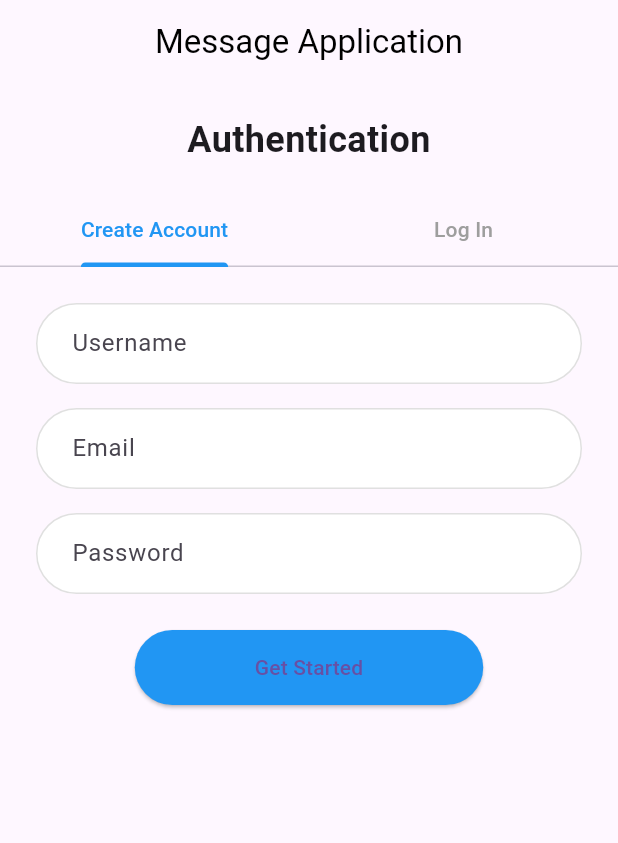
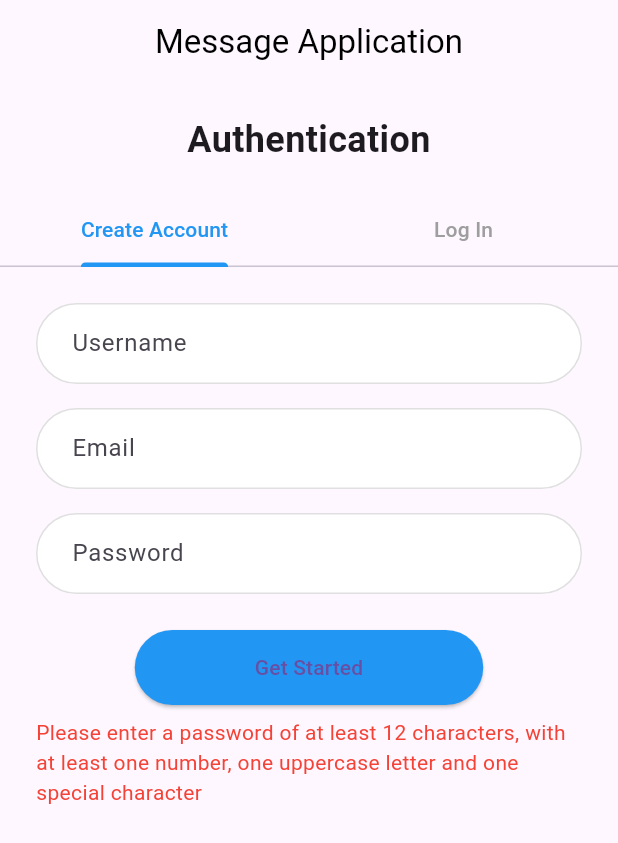
Before and after one commit to JulianGssl/Projet_ING2, a Flutter app: the screen it shows after launch, after a tap on "Get Started", on a phone screen of 412 x 824 dp. Shown: the top 843 px of the screen. Run offline on Flutter 3.47's test engine with Material 3 defaults, Android fonts, the phone set to English and light mode, and no system bars; our stand-ins replace image_picker, socket_io_client.

Commit message:
Update loginpage.dart

```diff
--- a/FRONTEND/lib/ui/screens/loginpage.dart
+++ b/FRONTEND/lib/ui/screens/loginpage.dart
@@ -28,11 +28,14 @@ class _AuthenticationScreenState extends State<AuthenticationScreen> {
   final TextEditingController _nameController = TextEditingController();
   final TextEditingController _emailController = TextEditingController();
   final TextEditingController _passwordController = TextEditingController();
-  final TextEditingController _passwordControllerSignUp = TextEditingController();
+  final TextEditingController _passwordControllerSignUp =
+      TextEditingController();
   final TextEditingController _usernameController = TextEditingController();
   String _errorMessage = '';
+  String _successSignUp = '';
 
   IO.Socket? socket;
+  int nbLoginTry = 0;
 
   @override
   void dispose() {
@@ -79,7 +82,9 @@ class _AuthenticationScreenState extends State<AuthenticationScreen> {
   }
 
   Widget _buildLoginButton(String text) {
-    return ElevatedButton(
+    return Column(
+      children: [
+        ElevatedButton(
           onPressed: () {
             _handleLoginButtonPressed();
           },
@@ -91,12 +96,33 @@ class _AuthenticationScreenState extends State<AuthenticationScreen> {
             padding: EdgeInsets.symmetric(vertical: 15.0, horizontal: 80.0),
           ),
           child: Text(text),
+        ),
+        if (nbLoginTry > 3)
+          Padding(
+            padding: const EdgeInsets.only(top: 8.0),
+            child: Text(
+              'Too many connection attempts. Please try again in 30 seconds.',
+              style: TextStyle(color: Colors.red),
+            ),
+          ),
+        if (_errorMessage.isNotEmpty)
+          Padding(
+            padding: const EdgeInsets.only(top: 8.0),
+            child: Text(
+              _errorMessage,
+              style: TextStyle(color: Colors.red),
+            ),
+          ),
+      ],
     );
   }
 
   Widget _buildSignUpButton(String text) {
-    return ElevatedButton(
-      onPressed: () { _handleSignUpButtonPressed();
+    return Column(
+      children: [
+        ElevatedButton(
+          onPressed: () {
+            _handleSignUpButtonPressed();
           },
           style: ElevatedButton.styleFrom(
             backgroundColor: Colors.blue,
@@ -106,9 +132,26 @@ class _AuthenticationScreenState extends State<AuthenticationScreen> {
             padding: EdgeInsets.symmetric(vertical: 15.0, horizontal: 80.0),
           ),
           child: Text(text),
+        ),
+        if (_errorMessage.isNotEmpty)
+          Padding(
+            padding: const EdgeInsets.only(top: 8.0),
+            child: Text(
+              _errorMessage,
+              style: TextStyle(color: Colors.red),
+            ),
+          ),
+        if (_successSignUp.isNotEmpty)
+          Padding(
+            padding: const EdgeInsets.only(top: 8.0),
+            child: Text(
+              _errorMessage,
+              style: TextStyle(color: Colors.green),
+            ),
+          ),
+      ],
     );
   }
-
 
   @override
   Widget build(BuildContext context) {
@@ -189,6 +232,8 @@ class _AuthenticationScreenState extends State<AuthenticationScreen> {
 
   void _handleLoginButtonPressed() async {
     print("Trying to login...");
+    nbLoginTry++;
+    if (nbLoginTry <= 3) {
       var response = await http.post(
         Uri.parse('$url/login'),
         body: jsonEncode({
@@ -216,19 +261,57 @@ class _AuthenticationScreenState extends State<AuthenticationScreen> {
         print("/loginpage - calling _initSocketIO");
         _initSocketIO();
       } else {
-      print("Invalid credentials received, updating error message");
+        print("Invalid credentials received");
         setState(() {
-        _errorMessage = 'Identifiants invalides. Veuillez réessayer.';
+          _errorMessage = 'Invalid credentials. Please try again.';
+          _usernameController.text =
+              ''; // Vide le champ de saisie du nom d'utilisateur
+          _passwordController.text = '';
         });
+        setState(() {});
+      }
+    } else {
+      setState(() {
+        _usernameController.text =
+            ''; // Vide le champ de saisie du nom d'utilisateur
+        _passwordController.text = '';
+      });
+      await Future.delayed(Duration(seconds: 30));
+      // Réinitialiser le nombre de tentatives de connexion
+      nbLoginTry = 0;
+      setState(() {});
     }
   }
 
+  bool verifPassword(String password) {
+    if (password.length < 12) {
+      return false;
+    }
+    final RegExp majusculeRegex = RegExp(r'[A-Z]');
+    final RegExp numberRegex = RegExp(r'\d');
+    final RegExp caractereSpecialRegex = RegExp(r'[!@#$%^&*(),.?":{}|<>]');
+    if (!majusculeRegex.hasMatch(password)) {
+      return false;
+    }
+    if (!numberRegex.hasMatch(password)) {
+      return false;
+    }
+
+    // Vérifie la présence d'un caractère spécial
+    if (!caractereSpecialRegex.hasMatch(password)) {
+      return false;
+    }
+
+    return true;
+  }
+
   void _handleSignUpButtonPressed() async {
+    if (verifPassword(_passwordControllerSignUp.text)) {
       var response = await http.post(
         Uri.parse('$url/signUp'),
         body: jsonEncode({
           'username': _nameController.text,
-        'email' : _emailController.text,
+          'email': _emailController.text,
           'password': _passwordControllerSignUp.text
         }),
         headers: {'Content-Type': 'application/json'},
@@ -237,25 +320,21 @@ class _AuthenticationScreenState extends State<AuthenticationScreen> {
         print("Inscritpion successful, navigating to ChatListPage");
         // Navigation vers la page ChatListPage
         var responseData = json.decode(response.body);
-      String sessionToken = responseData['access_token'];
-      Navigator.pushReplacement(
-        context,
-        MaterialPageRoute(
-          builder: (context) => ChatListPage(
-            sessionToken: sessionToken,
-            username: _usernameController.text,
-            socket: socket!,
-          ),
-        ),
-      );
-      // Initialisation de la connexion Socket.IO
-      print("/loginpage - calling _initSocketIO");
-      _initSocketIO();
+        _successSignUp = responseData['message'];
+        setState(() {
+          _nameController.text =
+              ''; // Vide le champ de saisie du nom d'utilisateur
+          _emailController.text = '';
+          _passwordControllerSignUp.text = '';
+        });
+        setState(() {});
       } else {
         print("Invalid credentials received, updating error message");
-      setState(() {
-        _errorMessage = 'Identifiants invalides. Veuillez réessayer.';
-      });
+      }
+    } else {
+      _errorMessage =
+          'Please enter a password of at least 12 characters, with at least one number, one uppercase letter and one special character';
+      setState(() {});
     }
   }
 
```
Lines whose indentation alone changed are shown as unchanged.
